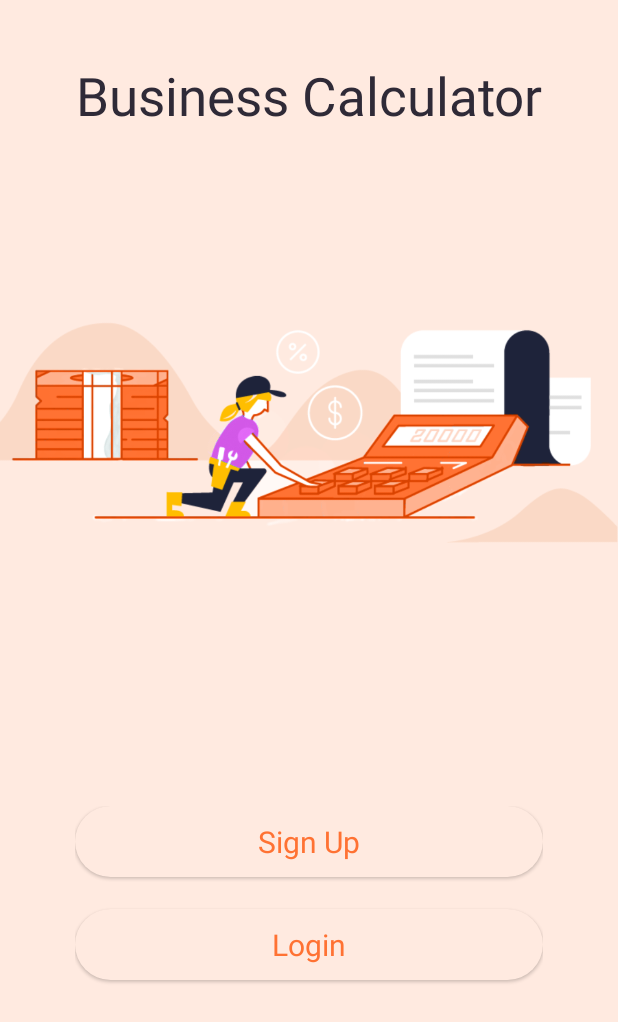
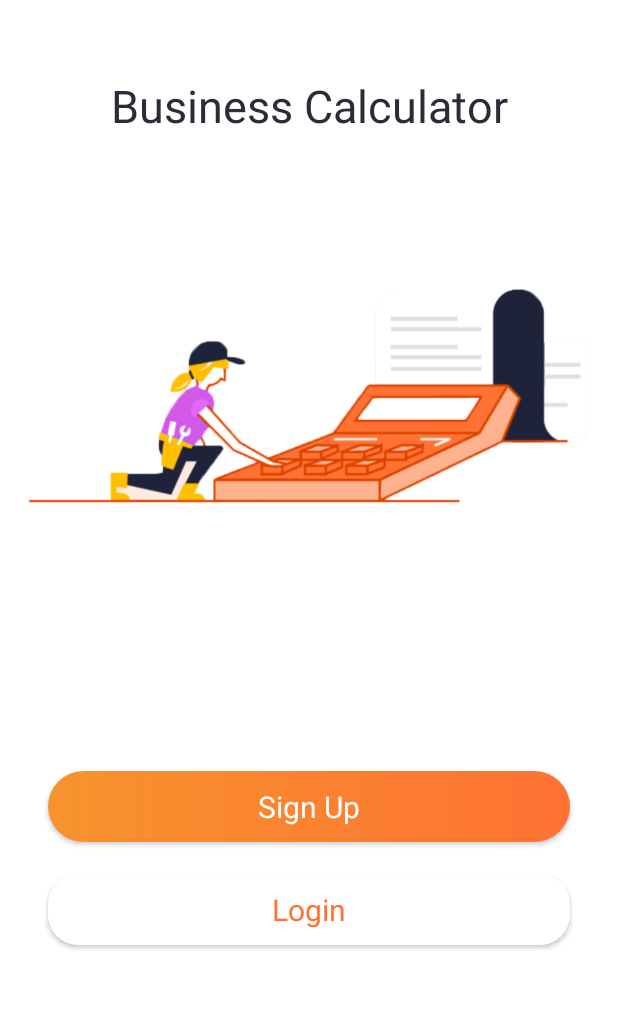
Before and after one commit to shopocus/ecommerce-calculator-app, an Android app: the layout homescreen.xml on its own in the app's theme, with its tools: preview values and no code run, on a phone screen of 412 x 824 dp. Shown: the top 1022 px of the screen. Run offline under Robolectric (Android 15) with nearby library versions, the phone set to English and light mode, and no system bars.

Commit message:
fix elements and remove bugs

```diff
--- a/app/src/main/java/com/ecommerce/calculator/activities/HomeScreen.java
+++ b/app/src/main/java/com/ecommerce/calculator/activities/HomeScreen.java
@@ -21,7 +21,7 @@ public class HomeScreen  extends AppCompatActivity implements View.OnClickListen
 
         if(Build.VERSION.SDK_INT>=21){
             window=this.getWindow();
-            window.setStatusBarColor(this.getResources().getColor(R.color.homescreen_background));
+            window.setStatusBarColor(this.getResources().getColor(R.color.white));
         }
 
         findViewById(R.id.buttonSignUp).setOnClickListener(this);
--- a/app/src/main/java/com/ecommerce/calculator/activities/SplashScreen.java
+++ b/app/src/main/java/com/ecommerce/calculator/activities/SplashScreen.java
@@ -16,10 +16,10 @@ public class SplashScreen extends AppCompatActivity {
         new Handler().postDelayed(new Runnable() {
             @Override
             public void run(){
-                Intent i = new Intent(SplashScreen.this, HomeScreen.class);
+                Intent i = new Intent(SplashScreen.this, GetNewPassword.class);
                 startActivity(i);
                 finish();
             }
-        },1500);
+        },500);
     }
 }
--- a/app/src/main/res/layout/homescreen.xml
+++ b/app/src/main/res/layout/homescreen.xml
@@ -5,7 +5,8 @@
     xmlns:tools="http://schemas.android.com/tools"
     android:layout_width="match_parent"
     android:layout_height="match_parent"
-    android:background="@color/homescreen_background">
+    android:background="@color/white"
+    android:paddingHorizontal="16dp">
 
     <TextView
         android:id="@+id/editText"
@@ -13,24 +14,25 @@
         android:layout_height="wrap_content"
         android:text="Business Calculator"
         android:textColor="@color/main_headings"
-        android:textSize="35sp"
-        android:layout_marginTop="40dp"
+        android:textSize="30sp"
+        android:layout_marginTop="50dp"
         app:layout_constraintEnd_toEndOf="parent"
         app:layout_constraintStart_toStartOf="parent"
         app:layout_constraintTop_toTopOf="parent" />
 
     <ImageView
         android:id="@+id/imageView"
-        android:layout_width="match_parent"
-        android:layout_height="400dp"
-        android:src="@drawable/homescreen2"
+        android:layout_width="wrap_content"
+        android:layout_height="wrap_content"
+        android:src="@drawable/homescreenfinal"
+        app:layout_constraintEnd_toEndOf="parent"
+        app:layout_constraintStart_toStartOf="parent"
         app:layout_constraintTop_toBottomOf="@+id/editText" />
 
     <androidx.constraintlayout.widget.ConstraintLayout
         android:id="@+id/constraintLayout4"
         android:layout_width="match_parent"
         android:layout_height="wrap_content"
-        android:paddingHorizontal="50dp"
         android:paddingVertical="16dp"
         android:layout_marginBottom="100dp"
         app:layout_constraintBottom_toBottomOf="parent"
@@ -42,13 +44,14 @@
             android:id="@+id/buttonSignUp"
             android:layout_width="match_parent"
             android:layout_height="wrap_content"
-            android:background="@drawable/login_signup_button"
-            android:elevation="1dp"
+            android:background="@drawable/button_background"
+            android:elevation="2dp"
+            android:layout_marginHorizontal="16dp"
             android:gravity="center"
             android:padding="10dp"
             android:text="Sign Up"
             android:textAllCaps="false"
-            android:textColor="@color/orange_theme"
+            android:textColor="@color/white"
             android:textSize="20sp"
             app:layout_constraintTop_toTopOf="parent" />
 
@@ -65,9 +68,10 @@
             android:id="@+id/buttonLogin"
             android:layout_width="match_parent"
             android:layout_height="wrap_content"
-            android:background="@drawable/login_signup_button"
-            android:elevation="1dp"
+            android:background="@drawable/edittext_background"
+            android:elevation="2dp"
             android:gravity="center"
+            android:layout_marginHorizontal="16dp"
             android:padding="10dp"
             android:text="Login"
             android:textAllCaps="false"
--- a/app/src/main/res/layout/new_pasword.xml
+++ b/app/src/main/res/layout/new_pasword.xml
@@ -12,7 +12,7 @@
         android:layout_width="100dp"
         android:layout_height="100dp"
         android:layout_marginTop="100dp"
-        android:src="@drawable/ic_password"
+        android:src="@drawable/lock"
         app:layout_constraintEnd_toEndOf="parent"
         app:layout_constraintStart_toStartOf="parent"
         app:layout_constraintTop_toTopOf="parent" />
```
Also changed, not shown: app/src/main/res/layout/forget_password.xml (+6 -4 lines), app/src/main/res/drawable/homescreenfinal.png (added), app/src/main/res/drawable/lock.png (added), 1 other file.
